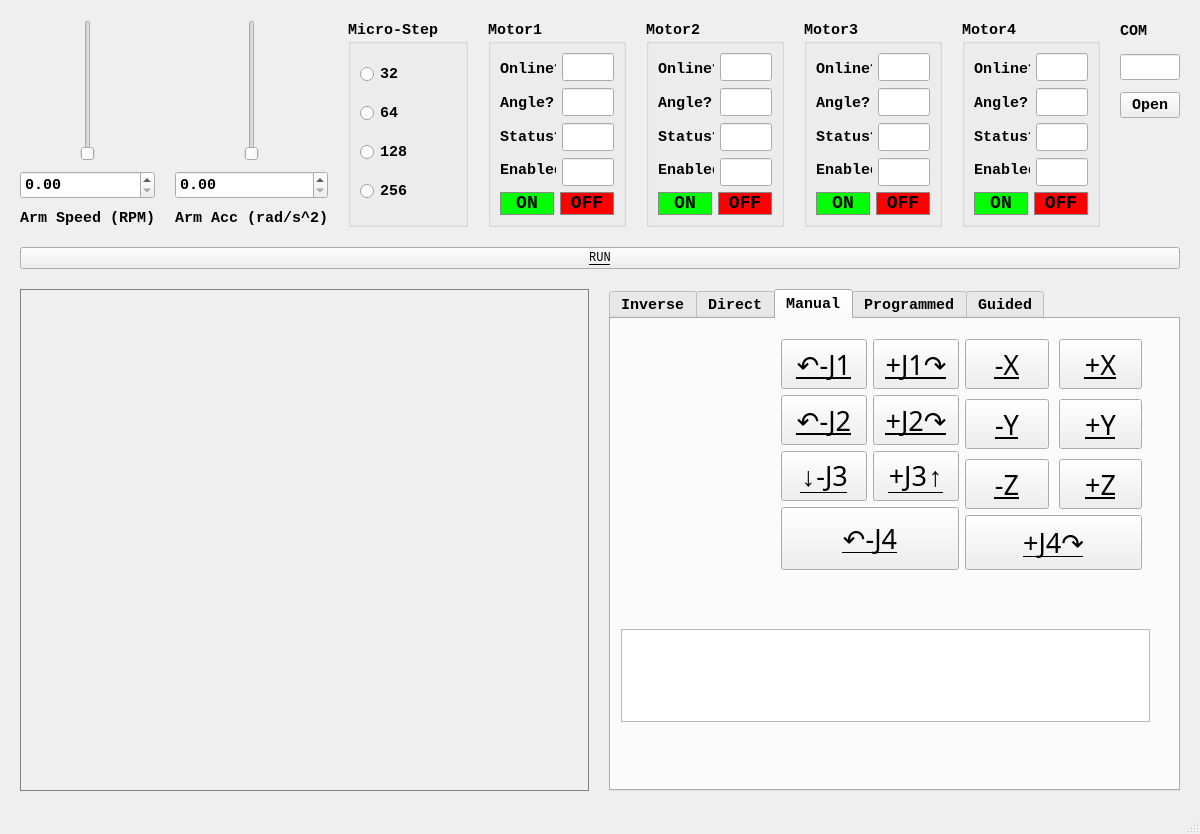
This is ARIS_SMART.ui in ch342158/Aris_Smart_Robot as Qt 5 draws it before an edit. The edited form follows.
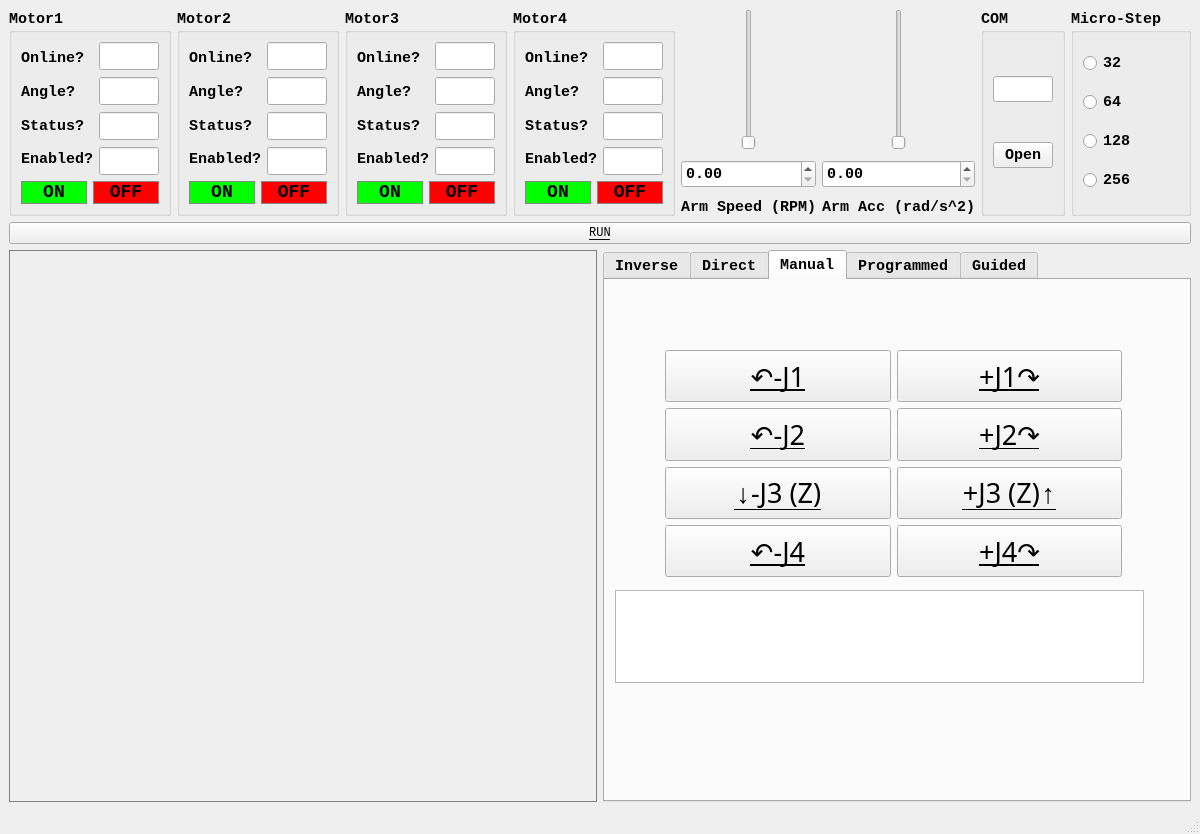
This is the edited form. The open tabs and pages were chosen to show the change.

The edit to the form file:
```diff
--- a/ARIS_SMART.ui
+++ b/ARIS_SMART.ui
@@ -43,237 +43,15 @@
    <bool>true</bool>
   </property>
   <property name="windowTitle">
-   <string>MainWindow</string>
+   <string>ARIS-SMART Control Interface</string>
   </property>
   <widget class="QWidget" name="centralwidget">
-   <layout class="QVBoxLayout" name="verticalLayout_31" stretch="3,1,10">
-    <property name="spacing">
-     <number>20</number>
-    </property>
-    <property name="sizeConstraint">
-     <enum>QLayout::SetNoConstraint</enum>
-    </property>
-    <property name="leftMargin">
-     <number>20</number>
-    </property>
-    <property name="topMargin">
-     <number>20</number>
-    </property>
-    <property name="rightMargin">
-     <number>20</number>
-    </property>
-    <property name="bottomMargin">
-     <number>20</number>
-    </property>
+   <layout class="QVBoxLayout" name="verticalLayout_26">
     <item>
-     <layout class="QHBoxLayout" name="horizontalLayout_13" stretch="4,4,1,12,2">
+     <layout class="QHBoxLayout" name="horizontalLayout_13" stretch="12,0,0,0,0">
       <property name="sizeConstraint">
        <enum>QLayout::SetNoConstraint</enum>
       </property>
-      <item>
-       <layout class="QVBoxLayout" name="verticalLayout_5">
-        <property name="spacing">
-         <number>10</number>
-        </property>
-        <property name="sizeConstraint">
-         <enum>QLayout::SetNoConstraint</enum>
-        </property>
-        <item>
-         <layout class="QHBoxLayout" name="horizontalLayout_10">
-          <property name="sizeConstraint">
-           <enum>QLayout::SetNoConstraint</enum>
-          </property>
-          <item>
-           <spacer name="horizontalSpacer">
-            <property name="orientation">
-             <enum>Qt::Horizontal</enum>
-            </property>
-            <property name="sizeHint" stdset="0">
-             <size>
-              <width>40</width>
-              <height>20</height>
-             </size>
-            </property>
-           </spacer>
-          </item>
-          <item>
-           <widget class="QSlider" name="desired_speed_slider">
-            <property name="orientation">
-             <enum>Qt::Vertical</enum>
-            </property>
-           </widget>
-          </item>
-          <item>
-           <spacer name="horizontalSpacer_2">
-            <property name="orientation">
-             <enum>Qt::Horizontal</enum>
-            </property>
-            <property name="sizeHint" stdset="0">
-             <size>
-              <width>40</width>
-              <height>20</height>
-             </size>
-            </property>
-           </spacer>
-          </item>
-         </layout>
-        </item>
-        <item>
-         <widget class="QDoubleSpinBox" name="desired_speed_adjust">
-          <property name="sizePolicy">
-           <sizepolicy hsizetype="MinimumExpanding" vsizetype="Fixed">
-            <horstretch>0</horstretch>
-            <verstretch>0</verstretch>
-           </sizepolicy>
-          </property>
-          <property name="minimumSize">
-           <size>
-            <width>130</width>
-            <height>28</height>
-           </size>
-          </property>
-         </widget>
-        </item>
-        <item>
-         <widget class="QLabel" name="speed_label_inv">
-          <property name="text">
-           <string>Arm Speed (RPM)</string>
-          </property>
-         </widget>
-        </item>
-       </layout>
-      </item>
-      <item>
-       <layout class="QVBoxLayout" name="verticalLayout_6">
-        <property name="spacing">
-         <number>10</number>
-        </property>
-        <property name="sizeConstraint">
-         <enum>QLayout::SetNoConstraint</enum>
-        </property>
-        <item>
-         <layout class="QHBoxLayout" name="horizontalLayout_12">
-          <property name="sizeConstraint">
-           <enum>QLayout::SetNoConstraint</enum>
-          </property>
-          <item>
-           <spacer name="horizontalSpacer_3">
-            <property name="orientation">
-             <enum>Qt::Horizontal</enum>
-            </property>
-            <property name="sizeHint" stdset="0">
-             <size>
-              <width>40</width>
-              <height>20</height>
-             </size>
-            </property>
-           </spacer>
-          </item>
-          <item>
-           <widget class="QSlider" name="desired_acc_slider">
-            <property name="orientation">
-             <enum>Qt::Vertical</enum>
-            </property>
-           </widget>
-          </item>
-          <item>
-           <spacer name="horizontalSpacer_4">
-            <property name="orientation">
-             <enum>Qt::Horizontal</enum>
-            </property>
-            <property name="sizeHint" stdset="0">
-             <size>
-              <width>40</width>
-              <height>20</height>
-             </size>
-            </property>
-           </spacer>
-          </item>
-         </layout>
-        </item>
-        <item>
-         <widget class="QDoubleSpinBox" name="desired_acc_adjust">
-          <property name="sizePolicy">
-           <sizepolicy hsizetype="MinimumExpanding" vsizetype="Fixed">
-            <horstretch>0</horstretch>
-            <verstretch>0</verstretch>
-           </sizepolicy>
-          </property>
-          <property name="minimumSize">
-           <size>
-            <width>130</width>
-            <height>28</height>
-           </size>
-          </property>
-         </widget>
-        </item>
-        <item>
-         <widget class="QLabel" name="acc_label_inv">
-          <property name="text">
-           <string>Arm Acc (rad/s^2)</string>
-          </property>
-         </widget>
-        </item>
-       </layout>
-      </item>
-      <item>
-       <widget class="QGroupBox" name="MicroStepping_GroupBox">
-        <property name="sizePolicy">
-         <sizepolicy hsizetype="Preferred" vsizetype="Preferred">
-          <horstretch>0</horstretch>
-          <verstretch>0</verstretch>
-         </sizepolicy>
-        </property>
-        <property name="minimumSize">
-         <size>
-          <width>120</width>
-          <height>173</height>
-         </size>
-        </property>
-        <property name="maximumSize">
-         <size>
-          <width>120</width>
-          <height>16777215</height>
-         </size>
-        </property>
-        <property name="title">
-         <string>Micro-Step</string>
-        </property>
-        <layout class="QVBoxLayout" name="verticalLayout_4">
-         <property name="sizeConstraint">
-          <enum>QLayout::SetNoConstraint</enum>
-         </property>
-         <item>
-          <widget class="QRadioButton" name="microStep_32">
-           <property name="text">
-            <string>32</string>
-           </property>
-          </widget>
-         </item>
-         <item>
-          <widget class="QRadioButton" name="microStep_64">
-           <property name="text">
-            <string>64</string>
-           </property>
-          </widget>
-         </item>
-         <item>
-          <widget class="QRadioButton" name="microStep_128">
-           <property name="text">
-            <string>128</string>
-           </property>
-          </widget>
-         </item>
-         <item>
-          <widget class="QRadioButton" name="microStep_256">
-           <property name="text">
-            <string>256</string>
-           </property>
-          </widget>
-         </item>
-        </layout>
-       </widget>
-      </item>
       <item>
        <layout class="QHBoxLayout" name="horizontalLayout_3">
         <property name="sizeConstraint">
@@ -1118,35 +896,157 @@
        </layout>
       </item>
       <item>
-       <layout class="QVBoxLayout" name="verticalLayout_36" stretch="1,0,0,5">
+       <layout class="QVBoxLayout" name="verticalLayout_5">
         <property name="spacing">
-         <number>12</number>
+         <number>10</number>
         </property>
+        <property name="sizeConstraint">
+         <enum>QLayout::SetNoConstraint</enum>
+        </property>
         <item>
-         <widget class="QLabel" name="label_3">
+         <layout class="QHBoxLayout" name="horizontalLayout_10">
+          <property name="sizeConstraint">
+           <enum>QLayout::SetNoConstraint</enum>
+          </property>
+          <item>
+           <spacer name="horizontalSpacer">
+            <property name="orientation">
+             <enum>Qt::Horizontal</enum>
+            </property>
+            <property name="sizeHint" stdset="0">
+             <size>
+              <width>40</width>
+              <height>20</height>
+             </size>
+            </property>
+           </spacer>
+          </item>
+          <item>
+           <widget class="QSlider" name="desired_speed_slider">
+            <property name="orientation">
+             <enum>Qt::Vertical</enum>
+            </property>
+           </widget>
+          </item>
+          <item>
+           <spacer name="horizontalSpacer_2">
+            <property name="orientation">
+             <enum>Qt::Horizontal</enum>
+            </property>
+            <property name="sizeHint" stdset="0">
+             <size>
+              <width>40</width>
+              <height>20</height>
+             </size>
+            </property>
+           </spacer>
+          </item>
+         </layout>
+        </item>
+        <item>
+         <widget class="QDoubleSpinBox" name="desired_speed_adjust">
           <property name="sizePolicy">
-           <sizepolicy hsizetype="Expanding" vsizetype="Expanding">
+           <sizepolicy hsizetype="MinimumExpanding" vsizetype="Fixed">
             <horstretch>0</horstretch>
             <verstretch>0</verstretch>
            </sizepolicy>
           </property>
           <property name="minimumSize">
            <size>
-            <width>60</width>
-            <height>0</height>
+            <width>130</width>
+            <height>28</height>
            </size>
           </property>
-          <property name="maximumSize">
+         </widget>
+        </item>
+        <item>
+         <widget class="QLabel" name="speed_label_inv">
+          <property name="text">
+           <string>Arm Speed (RPM)</string>
+          </property>
+         </widget>
+        </item>
+       </layout>
+      </item>
+      <item>
+       <layout class="QVBoxLayout" name="verticalLayout_6">
+        <property name="spacing">
+         <number>10</number>
+        </property>
+        <property name="sizeConstraint">
+         <enum>QLayout::SetNoConstraint</enum>
+        </property>
+        <item>
+         <layout class="QHBoxLayout" name="horizontalLayout_12">
+          <property name="sizeConstraint">
+           <enum>QLayout::SetNoConstraint</enum>
+          </property>
+          <item>
+           <spacer name="horizontalSpacer_3">
+            <property name="orientation">
+             <enum>Qt::Horizontal</enum>
+            </property>
+            <property name="sizeHint" stdset="0">
            <size>
-            <width>60</width>
-            <height>16777215</height>
-           </size>
-          </property>
+              <width>40</width>
+              <height>20</height>
+             </size>
+            </property>
+           </spacer>
+          </item>
+          <item>
+           <widget class="QSlider" name="desired_acc_slider">
+            <property name="orientation">
+             <enum>Qt::Vertical</enum>
+            </property>
+           </widget>
+          </item>
+          <item>
+           <spacer name="horizontalSpacer_4">
+            <property name="orientation">
+             <enum>Qt::Horizontal</enum>
+            </property>
+            <property name="sizeHint" stdset="0">
+             <size>
+              <width>40</width>
+              <height>20</height>
+             </size>
+            </property>
+           </spacer>
+          </item>
+         </layout>
+        </item>
+        <item>
+         <widget class="QDoubleSpinBox" name="desired_acc_adjust">
+          <property name="sizePolicy">
+           <sizepolicy hsizetype="MinimumExpanding" vsizetype="Fixed">
+            <horstretch>0</horstretch>
+            <verstretch>0</verstretch>
+           </sizepolicy>
+          </property>
+          <property name="minimumSize">
+           <size>
+            <width>130</width>
+            <height>28</height>
+           </size>
+          </property>
+         </widget>
+        </item>
+        <item>
+         <widget class="QLabel" name="acc_label_inv">
           <property name="text">
-           <string>COM </string>
+           <string>Arm Acc (rad/s^2)</string>
           </property>
          </widget>
         </item>
+       </layout>
+      </item>
+      <item>
+       <widget class="QGroupBox" name="groupBox">
+        <property name="title">
+         <string>COM</string>
+        </property>
+        <layout class="QVBoxLayout" name="verticalLayout_27">
         <item>
          <widget class="QLineEdit" name="comport_enter">
           <property name="minimumSize">
@@ -1182,23 +1082,66 @@
           </property>
          </widget>
         </item>
+        </layout>
+       </widget>
+      </item>
         <item>
-         <spacer name="verticalSpacer">
-          <property name="orientation">
-           <enum>Qt::Vertical</enum>
-          </property>
-          <property name="sizeType">
-           <enum>QSizePolicy::Preferred</enum>
-          </property>
-          <property name="sizeHint" stdset="0">
+       <widget class="QGroupBox" name="MicroStepping_GroupBox">
+        <property name="sizePolicy">
+         <sizepolicy hsizetype="Preferred" vsizetype="Preferred">
+          <horstretch>0</horstretch>
+          <verstretch>0</verstretch>
+         </sizepolicy>
+        </property>
+        <property name="minimumSize">
+         <size>
+          <width>120</width>
+          <height>173</height>
+         </size>
+        </property>
+        <property name="maximumSize">
            <size>
-            <width>20</width>
-            <height>40</height>
-           </size>
-          </property>
-         </spacer>
-        </item>
-       </layout>
+          <width>120</width>
+          <height>16777215</height>
+         </size>
+        </property>
+        <property name="title">
+         <string>Micro-Step</string>
+        </property>
+        <layout class="QVBoxLayout" name="verticalLayout_4">
+         <property name="sizeConstraint">
+          <enum>QLayout::SetNoConstraint</enum>
+         </property>
+         <item>
+          <widget class="QRadioButton" name="microStep_32">
+           <property name="text">
+            <string>32</string>
+           </property>
+          </widget>
+         </item>
+         <item>
+          <widget class="QRadioButton" name="microStep_64">
+           <property name="text">
+            <string>64</string>
+           </property>
+          </widget>
+         </item>
+         <item>
+          <widget class="QRadioButton" name="microStep_128">
+           <property name="text">
+            <string>128</string>
+           </property>
+          </widget>
+         </item>
+         <item>
+          <widget class="QRadioButton" name="microStep_256">
+           <property name="text">
+            <string>256</string>
+           </property>
+          </widget>
+         </item>
+        </layout>
+       </widget>
       </item>
      </layout>
     </item>
@@ -1224,7 +1167,7 @@
      </widget>
     </item>
     <item>
-     <layout class="QHBoxLayout" name="horizontalLayout_2" stretch="1,0">
+     <layout class="QHBoxLayout" name="horizontalLayout_2" stretch="1,1">
       <property name="sizeConstraint">
        <enum>QLayout::SetNoConstraint</enum>
       </property>
@@ -1256,24 +1199,27 @@
          </size>
         </property>
         <property name="currentIndex">
-         <number>0</number>
+         <number>1</number>
         </property>
         <widget class="QWidget" name="tab">
          <attribute name="title">
           <string>Inverse</string>
          </attribute>
          <layout class="QVBoxLayout" name="verticalLayout_10">
+          <property name="spacing">
+           <number>15</number>
+          </property>
           <property name="leftMargin">
-           <number>20</number>
+           <number>30</number>
           </property>
           <property name="topMargin">
-           <number>20</number>
+           <number>30</number>
           </property>
           <property name="rightMargin">
-           <number>20</number>
+           <number>30</number>
           </property>
           <property name="bottomMargin">
-           <number>20</number>
+           <number>30</number>
           </property>
           <item>
            <layout class="QVBoxLayout" name="verticalLayout_9">
@@ -1352,7 +1298,7 @@
                    </font>
                   </property>
                   <property name="text">
-                   <string>Desired Z Coordinate:</string>
+                   <string>Desired Z Height:</string>
                   </property>
                  </widget>
                 </item>
@@ -1427,28 +1373,18 @@
                  </widget>
                 </item>
                 <item>
-                 <widget class="QLineEdit" name="desired_z">
-                  <property name="sizePolicy">
-                   <sizepolicy hsizetype="MinimumExpanding" vsizetype="MinimumExpanding">
-                    <horstretch>0</horstretch>
-                    <verstretch>0</verstretch>
-                   </sizepolicy>
-                  </property>
-                  <property name="minimumSize">
-                   <size>
-                    <width>50</width>
-                    <height>20</height>
-                   </size>
-                  </property>
-                  <property name="font">
-                   <font>
-                    <family>Consolas</family>
-                    <pointsize>9</pointsize>
-                    <weight>50</weight>
-                    <bold>false</bold>
-                   </font>
-                  </property>
-                 </widget>
+                 <layout class="QHBoxLayout" name="horizontalLayout_24">
+                  <item>
+                   <widget class="QSlider" name="desired_z_slider">
+                    <property name="orientation">
+                     <enum>Qt::Horizontal</enum>
+                    </property>
+                   </widget>
+                  </item>
+                  <item>
+                   <widget class="QDoubleSpinBox" name="desired_z_adjust"/>
+                  </item>
+                 </layout>
                 </item>
                 <item>
                  <widget class="QLineEdit" name="desired_rotation">
@@ -1727,18 +1663,21 @@
          <attribute name="title">
           <string>Direct</string>
          </attribute>
-         <layout class="QVBoxLayout" name="verticalLayout_25">
+         <layout class="QVBoxLayout" name="verticalLayout_25" stretch="3,1">
+          <property name="spacing">
+           <number>15</number>
+          </property>
           <property name="leftMargin">
-           <number>20</number>
+           <number>30</number>
           </property>
           <property name="topMargin">
-           <number>20</number>
+           <number>30</number>
           </property>
           <property name="rightMargin">
-           <number>20</number>
+           <number>30</number>
           </property>
           <property name="bottomMargin">
-           <number>20</number>
+           <number>30</number>
           </property>
           <item>
            <layout class="QVBoxLayout" name="verticalLayout_24">
@@ -2197,19 +2136,15 @@
            </size>
           </property>
          </widget>
-         <widget class="QWidget" name="layoutWidget">
+         <widget class="QWidget" name="">
           <property name="geometry">
            <rect>
-            <x>170</x>
-            <y>20</y>
-            <width>361</width>
-            <height>231</height>
+            <x>60</x>
+            <y>70</y>
+            <width>457</width>
+            <height>227</height>
            </rect>
           </property>
-          <layout class="QHBoxLayout" name="horizontalLayout_20">
-           <item>
-            <layout class="QVBoxLayout" name="verticalLayout_34">
-             <item>
               <layout class="QHBoxLayout" name="horizontalLayout_19">
                <item>
                 <layout class="QVBoxLayout" name="verticalLayout_32">
@@ -2293,7 +2228,35 @@
                     </font>
                    </property>
                    <property name="text">
-                    <string>↓-J3</string>
+                <string>↓-J3 (Z)</string>
+               </property>
+              </widget>
+             </item>
+             <item>
+              <widget class="QPushButton" name="man_j4_minus">
+               <property name="sizePolicy">
+                <sizepolicy hsizetype="MinimumExpanding" vsizetype="MinimumExpanding">
+                 <horstretch>0</horstretch>
+                 <verstretch>0</verstretch>
+                </sizepolicy>
+               </property>
+               <property name="minimumSize">
+                <size>
+                 <width>50</width>
+                 <height>50</height>
+                </size>
+               </property>
+               <property name="font">
+                <font>
+                 <family>Franklin Gothic Demi</family>
+                 <pointsize>20</pointsize>
+                 <weight>50</weight>
+                 <bold>false</bold>
+                 <underline>true</underline>
+                </font>
+               </property>
+               <property name="text">
+                <string>↶-J4</string>
                    </property>
                   </widget>
                  </item>
@@ -2381,234 +2344,9 @@
                     </font>
                    </property>
                    <property name="text">
-                    <string>+J3↑</string>
-                   </property>
-                  </widget>
-                 </item>
-                </layout>
-               </item>
-              </layout>
-             </item>
-             <item>
-              <widget class="QPushButton" name="man_j4_minus">
-               <property name="sizePolicy">
-                <sizepolicy hsizetype="MinimumExpanding" vsizetype="MinimumExpanding">
-                 <horstretch>0</horstretch>
-                 <verstretch>0</verstretch>
-                </sizepolicy>
-               </property>
-               <property name="minimumSize">
-                <size>
-                 <width>50</width>
-                 <height>50</height>
-                </size>
-               </property>
-               <property name="font">
-                <font>
-                 <family>Franklin Gothic Demi</family>
-                 <pointsize>20</pointsize>
-                 <weight>50</weight>
-                 <bold>false</bold>
-                 <underline>true</underline>
-                </font>
-               </property>
-               <property name="text">
-                <string>↶-J4</string>
-               </property>
-              </widget>
-             </item>
-            </layout>
-           </item>
-           <item>
-            <layout class="QVBoxLayout" name="verticalLayout_35">
-             <item>
-              <layout class="QHBoxLayout" name="horizontalLayout_18" stretch="1,1">
-               <property name="spacing">
-                <number>10</number>
-               </property>
-               <property name="sizeConstraint">
-                <enum>QLayout::SetNoConstraint</enum>
-               </property>
-               <property name="bottomMargin">
-                <number>0</number>
-               </property>
-               <item>
-                <layout class="QVBoxLayout" name="verticalLayout_26">
-                 <item>
-                  <widget class="QPushButton" name="pushButton_3">
-                   <property name="sizePolicy">
-                    <sizepolicy hsizetype="MinimumExpanding" vsizetype="MinimumExpanding">
-                     <horstretch>0</horstretch>
-                     <verstretch>0</verstretch>
-                    </sizepolicy>
-                   </property>
-                   <property name="minimumSize">
-                    <size>
-                     <width>50</width>
-                     <height>50</height>
-                    </size>
-                   </property>
-                   <property name="font">
-                    <font>
-                     <family>Franklin Gothic Demi</family>
-                     <pointsize>20</pointsize>
-                     <weight>50</weight>
-                     <bold>false</bold>
-                     <underline>true</underline>
-                    </font>
-                   </property>
-                   <property name="text">
-                    <string>-X</string>
-                   </property>
-                  </widget>
-                 </item>
-                 <item>
-                  <widget class="QPushButton" name="pushButton_2">
-                   <property name="sizePolicy">
-                    <sizepolicy hsizetype="MinimumExpanding" vsizetype="MinimumExpanding">
-                     <horstretch>0</horstretch>
-                     <verstretch>0</verstretch>
-                    </sizepolicy>
-                   </property>
-                   <property name="minimumSize">
-                    <size>
-                     <width>50</width>
-                     <height>50</height>
-                    </size>
-                   </property>
-                   <property name="font">
-                    <font>
-                     <family>Franklin Gothic Demi</family>
-                     <pointsize>20</pointsize>
-                     <weight>50</weight>
-                     <bold>false</bold>
-                     <underline>true</underline>
-                    </font>
-                   </property>
-                   <property name="text">
-                    <string>-Y</string>
-                   </property>
-                  </widget>
-                 </item>
-                 <item>
-                  <widget class="QPushButton" name="pushButton_4">
-                   <property name="sizePolicy">
-                    <sizepolicy hsizetype="MinimumExpanding" vsizetype="MinimumExpanding">
-                     <horstretch>0</horstretch>
-                     <verstretch>0</verstretch>
-                    </sizepolicy>
-                   </property>
-                   <property name="minimumSize">
-                    <size>
-                     <width>50</width>
-                     <height>50</height>
-                    </size>
-                   </property>
-                   <property name="font">
-                    <font>
-                     <family>Franklin Gothic Demi</family>
-                     <pointsize>20</pointsize>
-                     <weight>50</weight>
-                     <bold>false</bold>
-                     <underline>true</underline>
-                    </font>
-                   </property>
-                   <property name="text">
-                    <string>-Z</string>
-                   </property>
-                  </widget>
-                 </item>
-                </layout>
-               </item>
-               <item>
-                <layout class="QVBoxLayout" name="verticalLayout_27">
-                 <item>
-                  <widget class="QPushButton" name="pushButton_8">
-                   <property name="sizePolicy">
-                    <sizepolicy hsizetype="MinimumExpanding" vsizetype="MinimumExpanding">
-                     <horstretch>0</horstretch>
-                     <verstretch>0</verstretch>
-                    </sizepolicy>
-                   </property>
-                   <property name="minimumSize">
-                    <size>
-                     <width>50</width>
-                     <height>50</height>
-                    </size>
-                   </property>
-                   <property name="font">
-                    <font>
-                     <family>Franklin Gothic Demi</family>
-                     <pointsize>20</pointsize>
-                     <weight>50</weight>
-                     <bold>false</bold>
-                     <underline>true</underline>
-                    </font>
-                   </property>
-                   <property name="text">
-                    <string>+X</string>
-                   </property>
-                  </widget>
-                 </item>
-                 <item>
-                  <widget class="QPushButton" name="pushButton_9">
-                   <property name="sizePolicy">
-                    <sizepolicy hsizetype="MinimumExpanding" vsizetype="MinimumExpanding">
-                     <horstretch>0</horstretch>
-                     <verstretch>0</verstretch>
-                    </sizepolicy>
-                   </property>
-                   <property name="minimumSize">
-                    <size>
-                     <width>50</width>
-                     <height>50</height>
-                    </size>
-                   </property>
-                   <property name="font">
-                    <font>
-                     <family>Franklin Gothic Demi</family>
-                     <pointsize>20</pointsize>
-                     <weight>50</weight>
-                     <bold>false</bold>
-                     <underline>true</underline>
-                    </font>
-                   </property>
-                   <property name="text">
-                    <string>+Y</string>
-                   </property>
-                  </widget>
-                 </item>
-                 <item>
-                  <widget class="QPushButton" name="pushButton_10">
-                   <property name="sizePolicy">
-                    <sizepolicy hsizetype="MinimumExpanding" vsizetype="MinimumExpanding">
-                     <horstretch>0</horstretch>
-                     <verstretch>0</verstretch>
-                    </sizepolicy>
-                   </property>
-                   <property name="minimumSize">
-                    <size>
-                     <width>50</width>
-                     <height>50</height>
-                    </size>
-                   </property>
-                   <property name="font">
-                    <font>
-                     <family>Franklin Gothic Demi</family>
-                     <pointsize>20</pointsize>
-                     <weight>50</weight>
-                     <bold>false</bold>
-                     <underline>true</underline>
-                    </font>
-                   </property>
-                   <property name="text">
-                    <string>+Z</string>
-                   </property>
-                  </widget>
-                 </item>
-                </layout>
-               </item>
-              </layout>
+                <string>+J3 (Z)↑</string>
+               </property>
+              </widget>
              </item>
              <item>
               <widget class="QPushButton" name="man_j4_plus">
@@ -2647,15 +2385,18 @@
          <attribute name="title">
           <string>Programmed</string>
          </attribute>
+         <widget class="QWidget" name="">
+          <property name="geometry">
+           <rect>
+            <x>40</x>
+            <y>70</y>
+            <width>511</width>
+            <height>401</height>
+           </rect>
+          </property>
+          <layout class="QVBoxLayout" name="verticalLayout_31">
+           <item>
          <widget class="QTableWidget" name="programmed_table">
-          <property name="geometry">
-           <rect>
-            <x>10</x>
-            <y>10</y>
-            <width>529</width>
-            <height>300</height>
-           </rect>
-          </property>
           <property name="rowCount">
            <number>0</number>
           </property>
@@ -2683,45 +2424,60 @@
            </property>
           </column>
          </widget>
+           </item>
+           <item>
+            <layout class="QHBoxLayout" name="horizontalLayout_25">
+             <item>
          <widget class="QPushButton" name="add_action_button">
-          <property name="geometry">
-           <rect>
-            <x>10</x>
-            <y>420</y>
-            <width>100</width>
-            <height>30</height>
-           </rect>
-          </property>
           <property name="text">
            <string>Add Action</string>
           </property>
          </widget>
+             </item>
+             <item>
          <widget class="QPushButton" name="remove_action_button">
-          <property name="geometry">
-           <rect>
-            <x>120</x>
-            <y>420</y>
-            <width>150</width>
-            <height>30</height>
-           </rect>
-          </property>
           <property name="text">
            <string>Remove Action</string>
           </property>
          </widget>
+             </item>
+             <item>
          <widget class="QPushButton" name="execute_programmed_button">
-          <property name="geometry">
-           <rect>
-            <x>280</x>
-            <y>420</y>
-            <width>150</width>
-            <height>30</height>
-           </rect>
-          </property>
           <property name="text">
            <string>Execute Actions</string>
           </property>
          </widget>
+             </item>
+            </layout>
+           </item>
+          </layout>
+         </widget>
+         <widget class="QWidget" name="">
+          <property name="geometry">
+           <rect>
+            <x>160</x>
+            <y>30</y>
+            <width>279</width>
+            <height>24</height>
+           </rect>
+          </property>
+          <layout class="QHBoxLayout" name="horizontalLayout_26">
+           <item>
+            <widget class="QRadioButton" name="radioButton">
+             <property name="text">
+              <string>Angle Input</string>
+             </property>
+            </widget>
+           </item>
+           <item>
+            <widget class="QRadioButton" name="radioButton_2">
+             <property name="text">
+              <string>Coordinate Input</string>
+             </property>
+            </widget>
+           </item>
+          </layout>
+         </widget>
         </widget>
         <widget class="QWidget" name="tab_5">
          <attribute name="title">
@@ -2762,7 +2518,7 @@
      <x>0</x>
      <y>0</y>
      <width>1200</width>
-     <height>26</height>
+     <height>24</height>
     </rect>
    </property>
   </widget>
```
Lines whose indentation alone changed are shown as unchanged.
